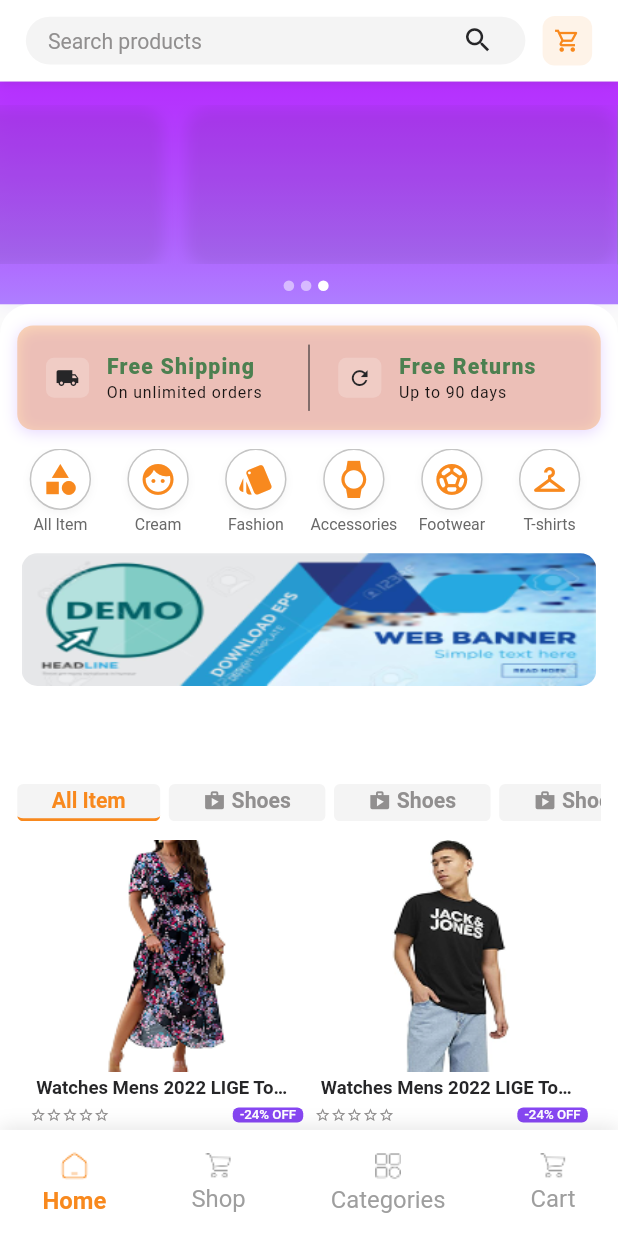
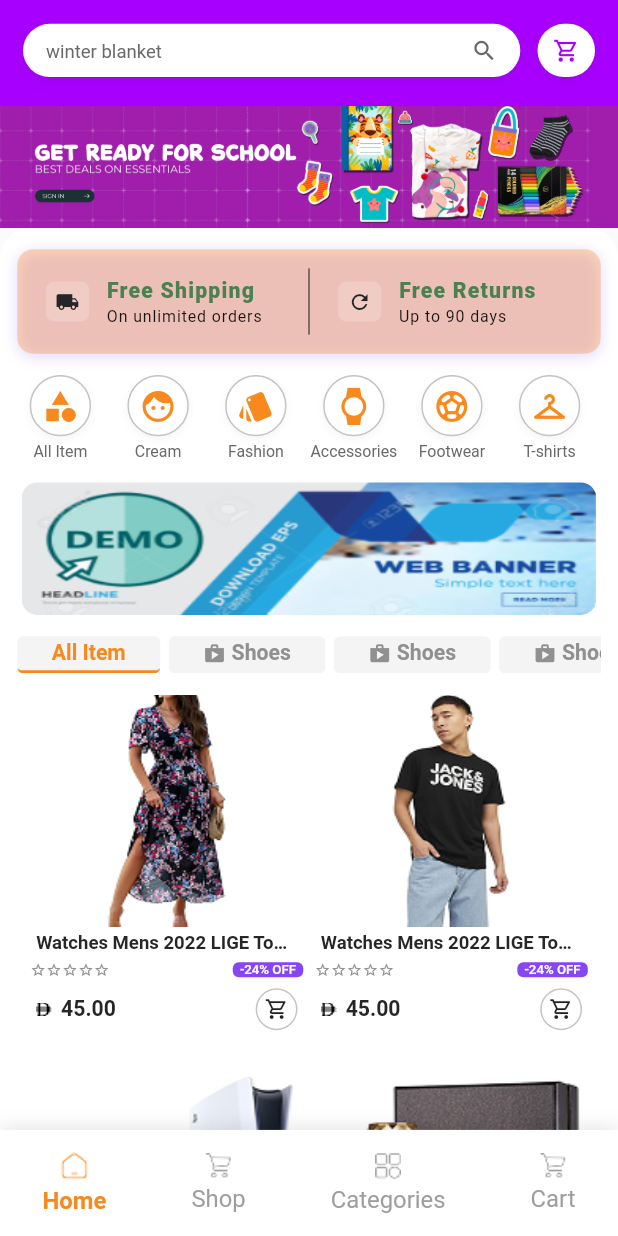
Before and after one commit to althakeel/store1920-MobileApp, a Flutter app: the screen it shows after launch, on a phone screen of 412 x 824 dp. Run offline on Flutter 3.47's test engine with Material 3 defaults, Android fonts, the light colour scheme and no system bars; our stand-ins replace connectivity_plus, dio, flutter_screenutil, get, get_storage, image_picker and 1 more.

Commit message:
app bar and banner updated

```diff
--- a/lib/global/images.dart
+++ b/lib/global/images.dart
@@ -5,6 +5,8 @@ abstract class AppImage {
   static String get appBarLogo => 'app_bar_logo'.iconPng;
 
   static String get home => 'home'.iconPng;
+
+  static String get homeBanner => 'home_page_banner'.imageJpg;
 
   static String get banner1 => 'banner_1'.imageJpg;
 
--- a/lib/screens/features/auth/views/splash_screen.dart
+++ b/lib/screens/features/auth/views/splash_screen.dart
@@ -1,9 +1,9 @@
 import 'dart:async';
 import 'package:flutter/material.dart';
 import 'package:get/get.dart';
-import 'package:store1920/routes/app_routes.dart';
 import '../../../../global/app_color.dart';
 import '../../../../global/images.dart';
+import '../../../../routes/app_routes.dart';
 
 class SplashScreen extends StatefulWidget {
   const SplashScreen({super.key});
@@ -18,6 +18,7 @@ class _SplashScreenState extends State<SplashScreen> {
     super.initState();
     Future.delayed(const Duration(seconds: 1), () {
       Get.offAllNamed(AppRoutes.home);
+      // Get.to(() => HomeScreenSliver(), binding: HomeBinding());
     });
   }
 
--- a/lib/screens/features/categories/views/all_categories_screen.dart
+++ b/lib/screens/features/categories/views/all_categories_screen.dart
@@ -2,7 +2,6 @@ import 'package:flutter/material.dart';
 import 'package:flutter_screenutil/flutter_screenutil.dart';
 import 'package:get/get.dart';
 import 'package:store1920/screens/features/categories/widgets/category_item_widget.dart';
-import 'package:store1920/screens/widgets/custom_app_bar.dart';
 import 'package:store1920/screens/widgets/custom_search_bar.dart';
 import '../../../../global/app_color.dart';
 import '../../../../global/constant_styles.dart';
--- a/lib/screens/features/home/controllers/home_controller.dart
+++ b/lib/screens/features/home/controllers/home_controller.dart
@@ -6,9 +6,14 @@ class HomeController extends LoaderController {
   static HomeController get instance => Get.find();
 
   RxInt currentIndex = 0.obs;
+  RxDouble scrollOffset = 0.0.obs;
 
   void changeIndex(int index) {
     currentIndex.value = index;
+  }
+
+  void updateScrollOffset(double offset) {
+    scrollOffset.value = offset;
   }
 
   double calculateChildAspectRatio() {
--- a/lib/screens/features/home/views/home_screen.dart
+++ b/lib/screens/features/home/views/home_screen.dart
@@ -2,10 +2,8 @@ import 'package:flutter/material.dart';
 import 'package:flutter_screenutil/flutter_screenutil.dart';
 import 'package:get/get.dart';
 import 'package:store1920/global/images.dart';
-import 'package:store1920/screens/widgets/custom_app_bar.dart';
 import '../../../../global/app_color.dart';
 import '../controllers/home_controller.dart';
-import '../widgets/top_bar.dart';
 import '../widgets/icon_list_of_categories.dart';
 import '../widgets/product_tabs_list.dart';
 import '../widgets/product_list_widget.dart';
@@ -17,14 +15,119 @@ class HomeScreen extends GetView<HomeController> {
 
   @override
   Widget build(BuildContext context) {
-    return SafeArea(
-      child: Scaffold(
-        appBar: CustomAppBar(searchController: TextEditingController(),),
-        body: SingleChildScrollView(
+    return Scaffold(
+      body: CustomScrollView(
         physics: const BouncingScrollPhysics(),
+        slivers: [_buildSliverAppBar(context), _buildSliverContent()],
+      ),
+      bottomNavigationBar: Obx(
+        () => CustomBottomNavigationBar(
+          currentIndex: controller.currentIndex.value,
+          onTap: controller.changeIndex,
+        ),
+      ),
+    );
+  }
+
+  Widget _buildSliverAppBar(BuildContext context) {
+    final statusBarHeight = MediaQuery.of(context).padding.top;
+    final double topBarHeight = 80.h;
+    final double horizontalPadding = 16.w;
+    const double bannerAspectRatio = 440.0 / 2064.0;
+    final double bannerExpandedHeight =
+        (Get.width - (horizontalPadding * 2)) * bannerAspectRatio;
+    final double minHeight = statusBarHeight + topBarHeight;
+    final double maxHeight = minHeight + bannerExpandedHeight;
+    return SliverPersistentHeader(
+      pinned: true,
+      delegate: _SliverAppBarDelegate(
+        topBarHeight: topBarHeight,
+        minHeight: minHeight,
+        maxHeight: maxHeight,
+        topBar: _buildTopBar(),
+        banner: _buildHeaderBanner(),
+      ),
+    );
+  }
+
+  Widget _buildTopBar() {
+    return Padding(
+      padding: EdgeInsets.fromLTRB(16.w, 4.h, 16.w, 8.h),
+      child: Row(
+        children: [
+          Expanded(
+            child: Container(
+              height: 40.h,
+              decoration: BoxDecoration(
+                color: AppColors.white,
+                borderRadius: BorderRadius.circular(20.r),
+                boxShadow: [
+                  BoxShadow(
+                    color: AppColors.black.withValues(alpha: 0.1),
+                    blurRadius: 4,
+                    offset: const Offset(0, 2),
+                  ),
+                ],
+              ),
+              child: TextField(
+                decoration: InputDecoration(
+                  hintText: 'winter blanket',
+                  hintStyle: TextStyle(
+                    color: AppColors.textGrey,
+                    fontSize: 14.sp,
+                  ),
+                  border: InputBorder.none,
+                  contentPadding: EdgeInsets.symmetric(
+                    horizontal: 16.w,
+                    vertical: 2.h,
+                  ),
+                  suffixIcon: Icon(
+                    Icons.search,
+                    color: AppColors.textGrey,
+                    size: 20.sp,
+                  ),
+                ),
+              ),
+            ),
+          ),
+          SizedBox(width: 12.w),
+          Container(
+            width: 40.w,
+            height: 40.h,
+            decoration: BoxDecoration(
+              color: AppColors.white,
+              borderRadius: BorderRadius.circular(20.r),
+              boxShadow: [
+                BoxShadow(
+                  color: AppColors.black.withValues(alpha: 0.1),
+                  blurRadius: 4,
+                  offset: const Offset(0, 2),
+                ),
+              ],
+            ),
+            child: Icon(
+              Icons.shopping_cart_outlined,
+              color: AppColors.dynamicColor,
+              size: 20.sp,
+            ),
+          ),
+        ],
+      ),
+    );
+  }
+
+  Widget _buildHeaderBanner() {
+    return LayoutBuilder(
+      builder: (context, constraints) {
+        return Image.asset(AppImage.homeBanner, fit: BoxFit.cover);
+      },
+    );
+  }
+
+  Widget _buildSliverContent() {
+    return SliverToBoxAdapter(
       child: Column(
         children: [
-              const TopBar(),
           Container(
             decoration: BoxDecoration(
               color: AppColors.white,
@@ -33,34 +136,25 @@ class HomeScreen extends GetView<HomeController> {
                 topRight: Radius.circular(20),
               ),
             ),
-                child: Container(
-                  padding: EdgeInsets.symmetric(
-                    vertical: 16.h,
-                    horizontal: 12.w,
-                  ),
+            child: Padding(
+              padding: EdgeInsets.symmetric(vertical: 16.h, horizontal: 12.w),
               child: Column(
-                    spacing: 14.h,
                 children: [
                   const FeatureCards(),
+                  SizedBox(height: 16.h),
                   const IconListOfCategories(),
+                  SizedBox(height: 16.h),
                   _buildAdvertisementBanner(),
                   SizedBox(height: 16.h),
+                  ProductTabsList(),
                   SizedBox(height: 16.h),
-                      ProductTabsList(),
                   ProductListWidget(),
+                  SizedBox(height: 100.h),
                 ],
               ),
             ),
           ),
         ],
-          ),
-        ),
-        bottomNavigationBar: Obx(
-          () => CustomBottomNavigationBar(
-            currentIndex: controller.currentIndex.value,
-            onTap: controller.changeIndex,
-          ),
-        ),
       ),
     );
   }
@@ -81,3 +175,68 @@ class HomeScreen extends GetView<HomeController> {
     );
   }
 }
+
+class _SliverAppBarDelegate extends SliverPersistentHeaderDelegate {
+  final double topBarHeight;
+  final double minHeight;
+  final double maxHeight;
+  final Widget topBar;
+  final Widget banner;
+
+  _SliverAppBarDelegate({
+    required this.topBarHeight,
+    required this.minHeight,
+    required this.maxHeight,
+    required this.topBar,
+    required this.banner,
+  });
+
+  @override
+  double get minExtent => minHeight;
+
+  @override
+  double get maxExtent => maxHeight;
+
+  @override
+  Widget build(
+    BuildContext context,
+    double shrinkOffset,
+    bool overlapsContent,
+  ) {
+    final progress = shrinkOffset / (maxHeight - minHeight);
+    final backgroundColor = Color.lerp(
+      AppColors.dynamicColor,
+      AppColors.white,
+      progress.clamp(0.0, 1.0),
+    );
+
+    final remainingForBanner = (maxExtent - shrinkOffset) - minExtent;
+    final bannerHeight = remainingForBanner > 0 ? remainingForBanner : 0.0;
+
+    return ClipRect(
+      child: Container(
+        color: backgroundColor,
+        child: SafeArea(
+          top: true,
+          bottom: false,
+          child: Column(
+            children: [
+              SizedBox(height: topBarHeight, child: topBar),
+              if (bannerHeight > 0)
+                SizedBox(height: bannerHeight, child: banner),
+            ],
+          ),
+        ),
+      ),
+    );
+  }
+
+  @override
+  bool shouldRebuild(covariant _SliverAppBarDelegate oldDelegate) {
+    return maxHeight != oldDelegate.maxHeight ||
+        minHeight != oldDelegate.minHeight ||
+        topBarHeight != oldDelegate.topBarHeight ||
+        topBar != oldDelegate.topBar ||
+        banner != oldDelegate.banner;
+  }
+}
--- a/lib/screens/features/product/views/product_list_screen.dart
+++ b/lib/screens/features/product/views/product_list_screen.dart
@@ -1,7 +1,6 @@
 import 'package:flutter/material.dart';
 import 'package:flutter_screenutil/flutter_screenutil.dart';
 import 'package:get/get.dart';
-import 'package:store1920/screens/widgets/custom_app_bar.dart';
 import '../../../../global/app_color.dart';
 import '../../../widgets/custom_search_bar.dart';
 import '../../../widgets/product_widget.dart';
```
Also changed, not shown: assets/images/home_page_banner.jpg (added). Lines whose indentation alone changed are shown as unchanged.
